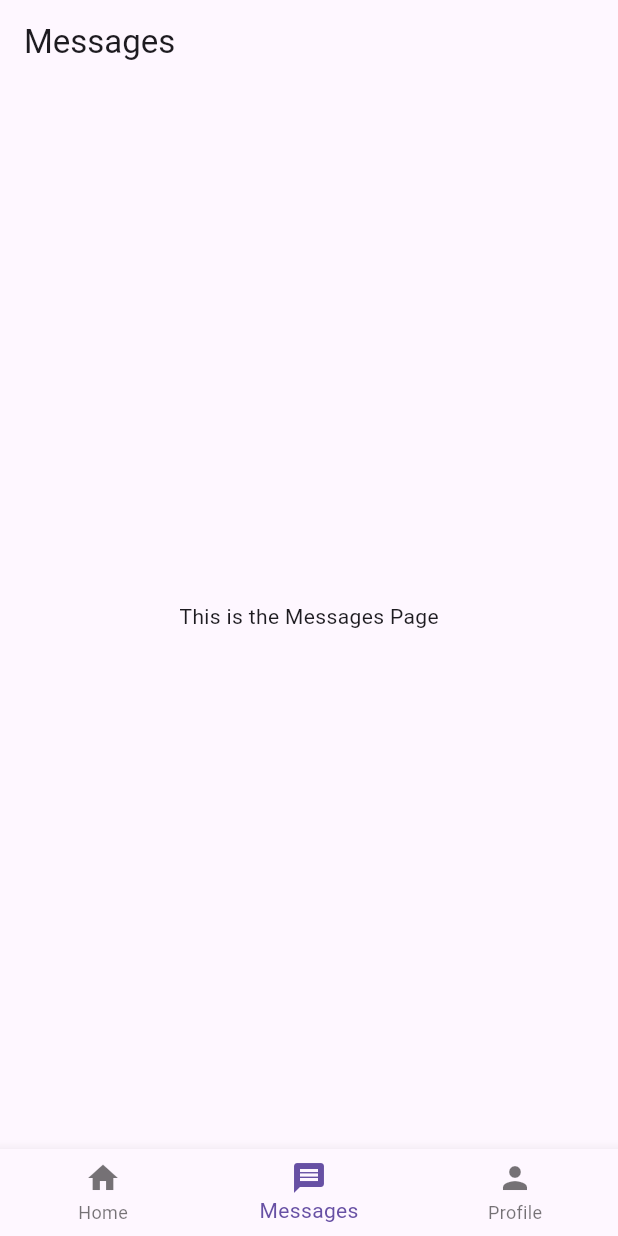
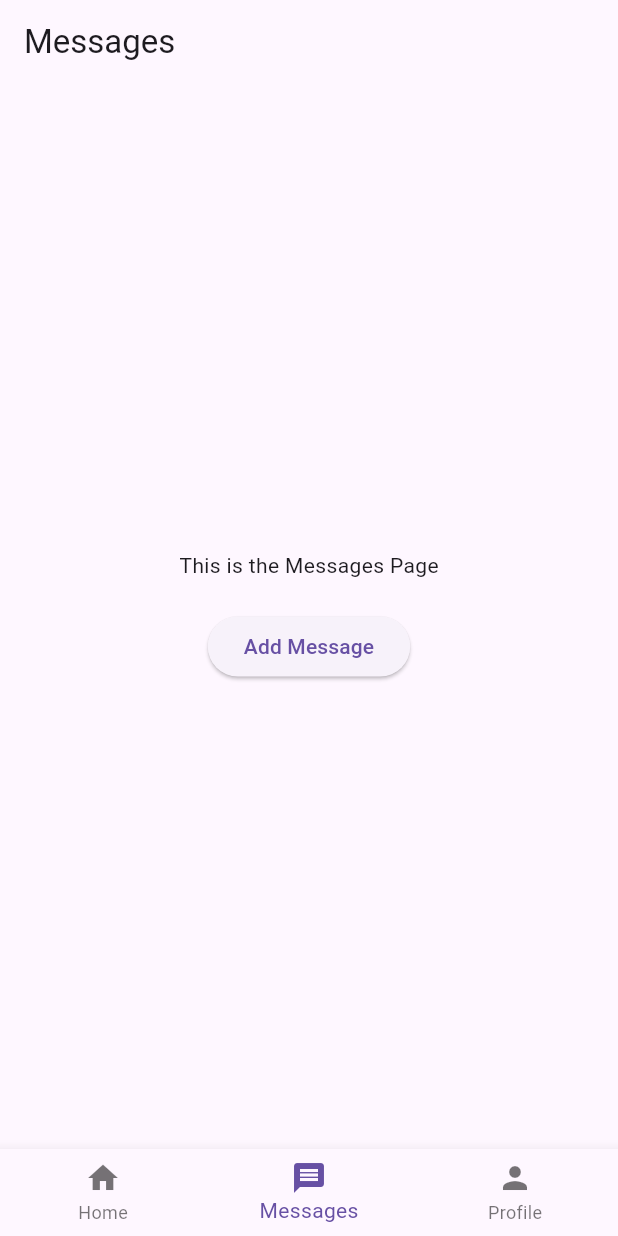
Before and after one commit to OrewaKimi/uts_mobile-programing-lanjut, a Flutter app: the screen it shows after launch, item 2 of the bottom bar chosen, on a phone screen of 412 x 824 dp. Run offline on Flutter 3.47's test engine with Material 3 defaults, Android fonts, the phone set to English and light mode, and no system bars.

```diff
--- a/lib/pages/messages_page.dart
+++ b/lib/pages/messages_page.dart
@@ -7,9 +7,35 @@ class MessagesPage extends StatelessWidget {
   Widget build(BuildContext context) {
     return Scaffold(
       appBar: AppBar(title: const Text('Messages')),
-      body: const Center(
-        child: Text('This is the Messages Page'),
+      // Di messages_page.dart
+body: Center(
+  child: Column(
+    mainAxisAlignment: MainAxisAlignment.center,
+    children: [
+      const Text('This is the Messages Page'),
+      const SizedBox(height: 20),
+      ElevatedButton(
+        onPressed: () {
+          showDialog(
+            context: context,
+            builder: (context) => AlertDialog(
+              title: const Text('New Message'),
+              content: const TextField(
+                decoration: InputDecoration(hintText: 'Enter your message...'),
+              ),
+              actions: [
+                TextButton(onPressed: () => Navigator.pop(context), child: const Text('Cancel')),
+                TextButton(onPressed: () => Navigator.pop(context), child: const Text('Send')),
+              ],
+            ),
+          );
+        },
+        child: const Text('Add Message'),
       ),
+    ],
+  ),
+),
+
     );
   }
 }
```
